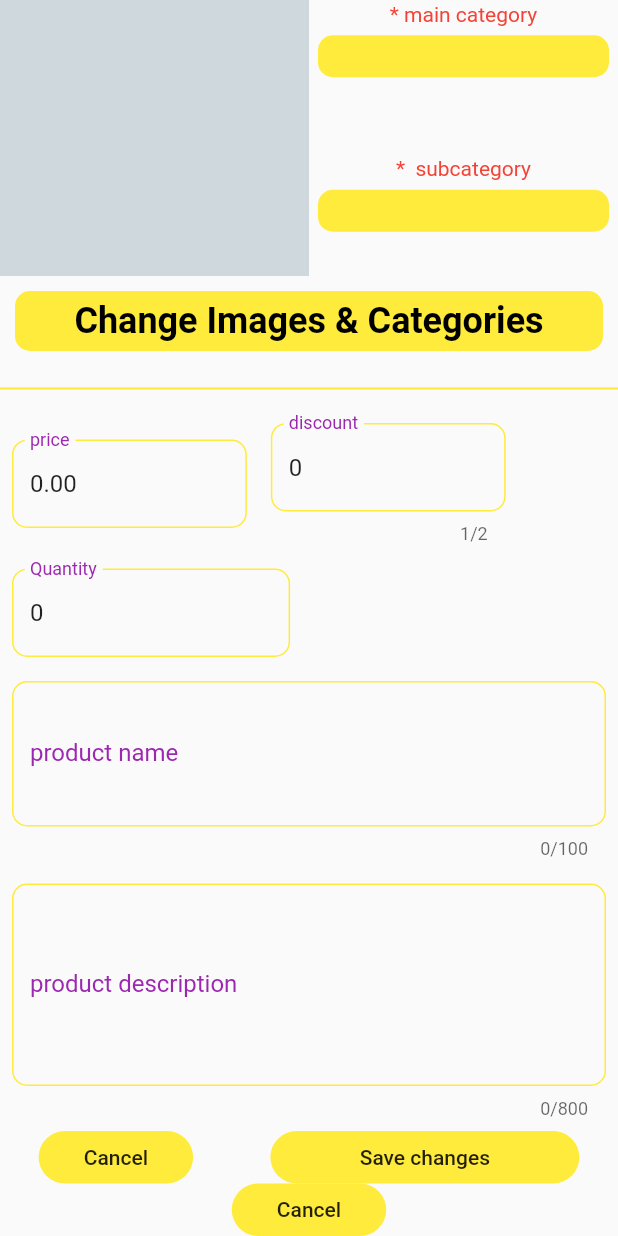
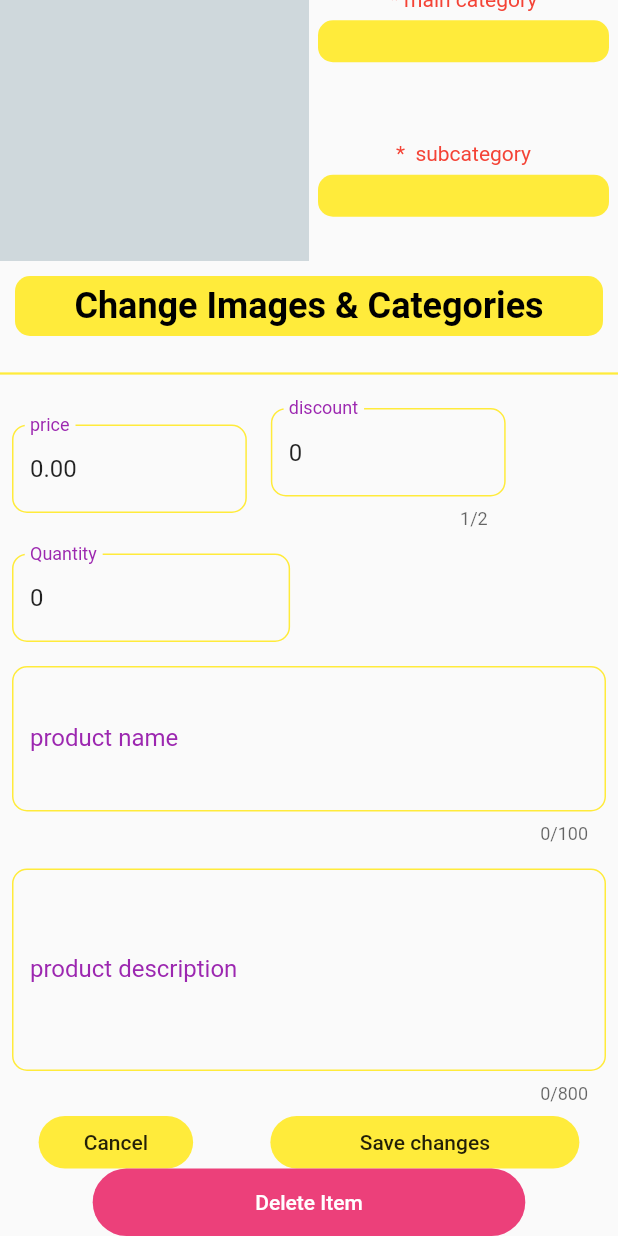
Before and after one commit to Haiatami/multi_store_app, a Flutter app: the EditProduct screen opened directly with empty values, on a phone screen of 412 x 824 dp. Run offline on Flutter 3.47's test engine with Material 2 defaults, Android fonts, the phone set to English and light mode, and no system bars; drawn by our look-alikes of expandable; our stand-ins replace animated_text_kit, badges, cloud_firestore, firebase_auth, firebase_core, firebase_storage and 6 more; missing offline and left inert: flutter_stripe, staggered_grid_view_flutter; accounts and stored records are empty; network calls fail.

```diff
--- a/lib/categories/accessories_categ.dart
+++ b/lib/categories/accessories_categ.dart
@@ -24,11 +24,11 @@ class AccessoriesCategory extends StatelessWidget {
                     headerLabel: 'Accessories',
                   ),
                   SizedBox(
-                    height: MediaQuery.of(context).size.height * 0.68,
+                    height: MediaQuery.of(context).size.height * 0.67,
                     child: GridView.count(
                       mainAxisSpacing: 70,
                       crossAxisSpacing: 15,
-                      crossAxisCount: 3,
+                      crossAxisCount: 2,
                       children: List.generate(accessories.length - 1, (index) {
                         return SubcategModel(
                           mainCategName: 'accessories',
--- a/lib/categories/bags_categ.dart
+++ b/lib/categories/bags_categ.dart
@@ -24,11 +24,11 @@ class BagsCategory extends StatelessWidget {
                     headerLabel: 'Bags',
                   ),
                   SizedBox(
-                    height: MediaQuery.of(context).size.height * 0.68,
+                    height: MediaQuery.of(context).size.height * 0.67,
                     child: GridView.count(
                       mainAxisSpacing: 70,
                       crossAxisSpacing: 15,
-                      crossAxisCount: 3,
+                      crossAxisCount: 2,
                       children: List.generate(bags.length - 1, (index) {
                         return SubcategModel(
                           mainCategName: 'bags',
--- a/lib/categories/beauty_categ.dart
+++ b/lib/categories/beauty_categ.dart
@@ -24,9 +24,10 @@ class BeautyCategory extends StatelessWidget {
                     headerLabel: 'Beauty',
                   ),
                   SizedBox(
-                    height: MediaQuery.of(context).size.height * 0.68,
+                    height: MediaQuery.of(context).size.height * 0.67,
                     child: GridView.count(
                       mainAxisSpacing: 70,
+                      crossAxisSpacing: 15,
                       crossAxisCount: 2,
                       children: List.generate(beauty.length - 1, (index) {
                         return SubcategModel(
--- a/lib/categories/electronic_categ.dart
+++ b/lib/categories/electronic_categ.dart
@@ -24,11 +24,11 @@ class ElectronicsCategory extends StatelessWidget {
                     headerLabel: 'Electronics',
                   ),
                   SizedBox(
-                    height: MediaQuery.of(context).size.height * 0.68,
+                    height: MediaQuery.of(context).size.height * 0.67,
                     child: GridView.count(
                       mainAxisSpacing: 70,
                       crossAxisSpacing: 15,
-                      crossAxisCount: 3,
+                      crossAxisCount: 2,
                       children: List.generate(electronics.length - 1, (index) {
                         return SubcategModel(
                           mainCategName: 'electronics',
--- a/lib/categories/home_garden_categ.dart
+++ b/lib/categories/home_garden_categ.dart
@@ -24,11 +24,11 @@ class HomeGardenCategory extends StatelessWidget {
                     headerLabel: 'Home & Garden',
                   ),
                   SizedBox(
-                    height: MediaQuery.of(context).size.height * 0.68,
+                    height: MediaQuery.of(context).size.height * 0.67,
                     child: GridView.count(
                       mainAxisSpacing: 70,
                       crossAxisSpacing: 15,
-                      crossAxisCount: 3,
+                      crossAxisCount: 2,
                       children:
                           List.generate(homeandgarden.length - 1, (index) {
                         return SubcategModel(
--- a/lib/categories/kids_category.dart
+++ b/lib/categories/kids_category.dart
@@ -24,11 +24,11 @@ class KidsCategory extends StatelessWidget {
                     headerLabel: 'Kids',
                   ),
                   SizedBox(
-                    height: MediaQuery.of(context).size.height * 0.68,
+                    height: MediaQuery.of(context).size.height * 0.67,
                     child: GridView.count(
                       mainAxisSpacing: 70,
                       crossAxisSpacing: 15,
-                      crossAxisCount: 3,
+                      crossAxisCount: 2,
                       children: List.generate(kids.length - 1, (index) {
                         return SubcategModel(
                           mainCategName: 'kids',
--- a/lib/categories/men_categ.dart
+++ b/lib/categories/men_categ.dart
@@ -24,11 +24,11 @@ class MenCategory extends StatelessWidget {
                     headerLabel: 'Men',
                   ),
                   SizedBox(
-                    height: MediaQuery.of(context).size.height * 0.68,
+                    height: MediaQuery.of(context).size.height * 0.67,
                     child: GridView.count(
                       mainAxisSpacing: 70,
                       crossAxisSpacing: 15,
-                      crossAxisCount: 3,
+                      crossAxisCount: 2,
                       children: List.generate(men.length - 1, (index) {
                         return SubcategModel(
                           mainCategName: 'men',
--- a/lib/categories/shoes_categ.dart
+++ b/lib/categories/shoes_categ.dart
@@ -24,11 +24,11 @@ class ShoesCategory extends StatelessWidget {
                     headerLabel: 'Shoes',
                   ),
                   SizedBox(
-                    height: MediaQuery.of(context).size.height * 0.68,
+                    height: MediaQuery.of(context).size.height * 0.67,
                     child: GridView.count(
                       mainAxisSpacing: 70,
                       crossAxisSpacing: 15,
-                      crossAxisCount: 3,
+                      crossAxisCount: 2,
                       children: List.generate(shoes.length - 1, (index) {
                         return SubcategModel(
                           mainCategName: 'shoes',
--- a/lib/categories/women_categ.dart
+++ b/lib/categories/women_categ.dart
@@ -24,11 +24,11 @@ class WomenCategory extends StatelessWidget {
                     headerLabel: 'Women',
                   ),
                   SizedBox(
-                    height: MediaQuery.of(context).size.height * 0.68,
+                    height: MediaQuery.of(context).size.height * 0.67,
                     child: GridView.count(
                       mainAxisSpacing: 70,
                       crossAxisSpacing: 15,
-                      crossAxisCount: 3,
+                      crossAxisCount: 2,
                       children: List.generate(women.length - 1, (index) {
                         return SubcategModel(
                           mainCategName: 'women',
--- a/lib/main_screens/dashboard.dart
+++ b/lib/main_screens/dashboard.dart
@@ -101,8 +101,8 @@ class DashboardScreen extends StatelessWidget {
                     Text(
                       label[index].toUpperCase(),
                       style: const TextStyle(
-                          fontSize: 24,
-                          color: Colors.yellowAccent,
+                          fontSize: 23,
+                          color: Colors.black,
                           fontWeight: FontWeight.w600,
                           letterSpacing: 2,
                           fontFamily: 'Acme'),
--- a/lib/minor_screens/edit_products.dart
+++ b/lib/minor_screens/edit_products.dart
@@ -7,6 +7,7 @@ import 'package:expandable/expandable.dart';
 import 'package:flutter/material.dart';
 import 'package:image_picker/image_picker.dart';
 import 'package:multi_store_app/utilities/categ_list.dart';
+import 'package:multi_store_app/widgets/pink_button.dart';
 import 'package:multi_store_app/widgets/snackbar.dart';
 import 'package:firebase_storage/firebase_storage.dart' as firebase_storage;
 import 'package:multi_store_app/widgets/yellow_button.dart';
@@ -39,7 +40,7 @@ class _EditProductState extends State<EditProduct> {
   final ImagePicker _picker = ImagePicker();
 
   List<XFile>? imagesFileList = [];
-  List<String> imagesUrlList = [];
+  List<dynamic> imagesUrlList = [];
   dynamic _pickedImageError;
 
   void pickProductImages() async {
@@ -149,8 +150,8 @@ class _EditProductState extends State<EditProduct> {
           .collection('products')
           .doc(widget.items['proid']);
       transaction.update(documentReference, {
-        // 'maincateg': mainCategValue,
-        // 'subcateg': subCategValue,
+        'maincateg': mainCategValue,
+        'subcateg': subCategValue,
         'price': price,
         'instock': quantity,
         'proname': proName,
@@ -164,7 +165,6 @@ class _EditProductState extends State<EditProduct> {
   saveChanges() async {
     await uploadImages().whenComplete(() => editProductData());
   }
-
 
   @override
   Widget build(BuildContext context) {
@@ -428,12 +428,19 @@ class _EditProductState extends State<EditProduct> {
                               width: 0.5)
                         ],
                       ),
-                      YellowButton(
-                              label: 'Cancel',
-                              onPressed: () {
-                                Navigator.pop(context);
-                              },
-                              width: 0.25),
+                      PinkButton(
+                          label: 'Delete Item',
+                          onPressed: () async {
+                            await FirebaseFirestore.instance
+                                .runTransaction((transaction) async {
+                              DocumentReference documentReference =
+                                  FirebaseFirestore.instance
+                                      .collection('products')
+                                      .doc(widget.items['proid']);
+                              transaction.delete(documentReference);
+                            }).whenComplete(() => Navigator.pop(context));
+                          },
+                          width: 0.7),
                     ],
                   ),
                 ],
--- a/lib/widgets/categ_widgets.dart
+++ b/lib/widgets/categ_widgets.dart
@@ -79,7 +79,7 @@ class SubcategModel extends StatelessWidget {
           ),
           Text(
             subcategLabel,
-            style: const TextStyle(fontSize: 11),
+            style: const TextStyle(fontSize: 20),
           )
         ],
       ),
--- /dev/null
+++ b/lib/widgets/pink_button.dart
@@ -0,0 +1,30 @@
+import 'package:flutter/material.dart';
+
+class PinkButton extends StatelessWidget {
+  final String label;
+  final Function() onPressed;
+  final double width;
+  const PinkButton(
+      {Key? key,
+      required this.label,
+      required this.onPressed,
+      required this.width})
+      : super(key: key);
+
+  @override
+  Widget build(BuildContext context) {
+    return Container(
+      height: 45,
+      width: MediaQuery.of(context).size.width * width,
+      decoration: BoxDecoration(
+          color: Colors.pink.shade400, borderRadius: BorderRadius.circular(25)),
+      child: MaterialButton(
+        onPressed: onPressed,
+        child: Text(
+          label,
+          style: const TextStyle(color: Colors.white),
+        ),
+      ),
+    );
+  }
+}
```
